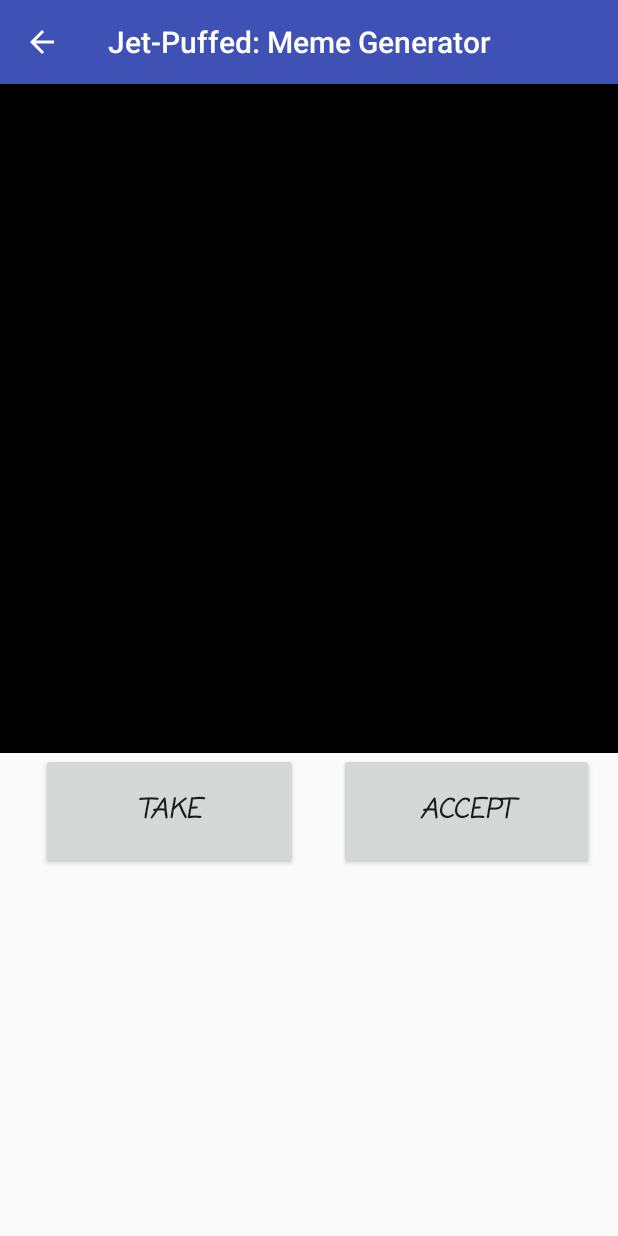
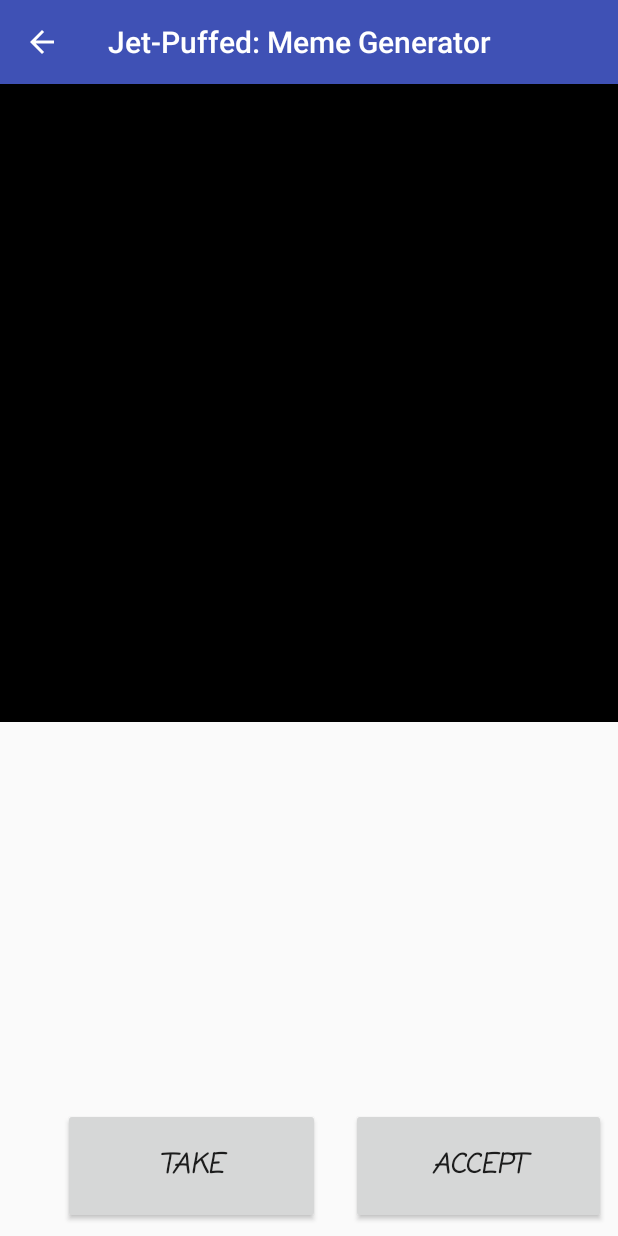
Before and after one commit to Dcb426/memeGen, an Android app: the pickingImage screen opened directly, with no data from a screen before it, on a phone screen of 412 x 824 dp. Run offline under Robolectric (Android 15) with nearby library versions, the phone set to English and light mode, and no system bars.

Commit message:
Change the constraint

```diff
--- a/app/src/main/res/layout/photo_capture.xml
+++ b/app/src/main/res/layout/photo_capture.xml
@@ -7,22 +7,21 @@
     <ImageView
         android:id="@+id/result"
         android:layout_width="0dp"
-        android:layout_height="446dp"
-        android:layout_marginBottom="8dp"
+        android:layout_height="425dp"
         android:contentDescription="@string/todo"
-        app:layout_constraintBottom_toBottomOf="parent"
-        app:layout_constraintHorizontal_bias="0.506"
+        app:layout_constraintHorizontal_bias="0.0"
         app:layout_constraintLeft_toLeftOf="parent"
         app:layout_constraintRight_toRightOf="parent"
         app:layout_constraintTop_toTopOf="parent"
-        app:layout_constraintVertical_bias="0.0"
         app:srcCompat="@color/common_google_signin_btn_text_dark_focused" />
 
     <Button
         android:id="@+id/retake"
         android:layout_width="171dp"
         android:layout_height="77dp"
+        android:layout_marginBottom="8dp"
         android:layout_marginEnd="8dp"
+        android:layout_marginLeft="16dp"
         android:layout_marginStart="8dp"
         android:fontFamily="casual"
         android:onClick="onClick"
@@ -32,15 +31,18 @@
         android:textStyle="bold|italic"
         app:layout_constraintBottom_toBottomOf="parent"
         app:layout_constraintEnd_toStartOf="@+id/accept"
+        app:layout_constraintHorizontal_bias="0.727"
+        app:layout_constraintLeft_toLeftOf="parent"
         app:layout_constraintStart_toStartOf="parent"
         app:layout_constraintTop_toBottomOf="@+id/result"
-        app:layout_constraintVertical_bias="0.0" />
+        app:layout_constraintVertical_bias="1.0" />
 
     <Button
         android:id="@+id/accept"
         android:layout_width="170dp"
         android:layout_height="77dp"
-        android:layout_marginEnd="16dp"
+        android:layout_marginBottom="8dp"
+        android:layout_marginEnd="8dp"
         android:layout_marginRight="16dp"
         android:fontFamily="casual"
         android:lineSpacingExtra="8sp"
@@ -52,5 +54,5 @@
         app:layout_constraintEnd_toEndOf="parent"
         app:layout_constraintRight_toRightOf="parent"
         app:layout_constraintTop_toBottomOf="@+id/result"
-        app:layout_constraintVertical_bias="0.0" />
+        app:layout_constraintVertical_bias="1.0" />
 </android.support.constraint.ConstraintLayout>
```
Also changed, not shown: app/src/main/res/layout/upload_picture.xml (+7 -4 lines), app/src/main/res/mipmap-xxhdpi/ic_launcher.png (deleted), app/src/main/res/mipmap-xxhdpi/ic_launcher_round.png (deleted).
